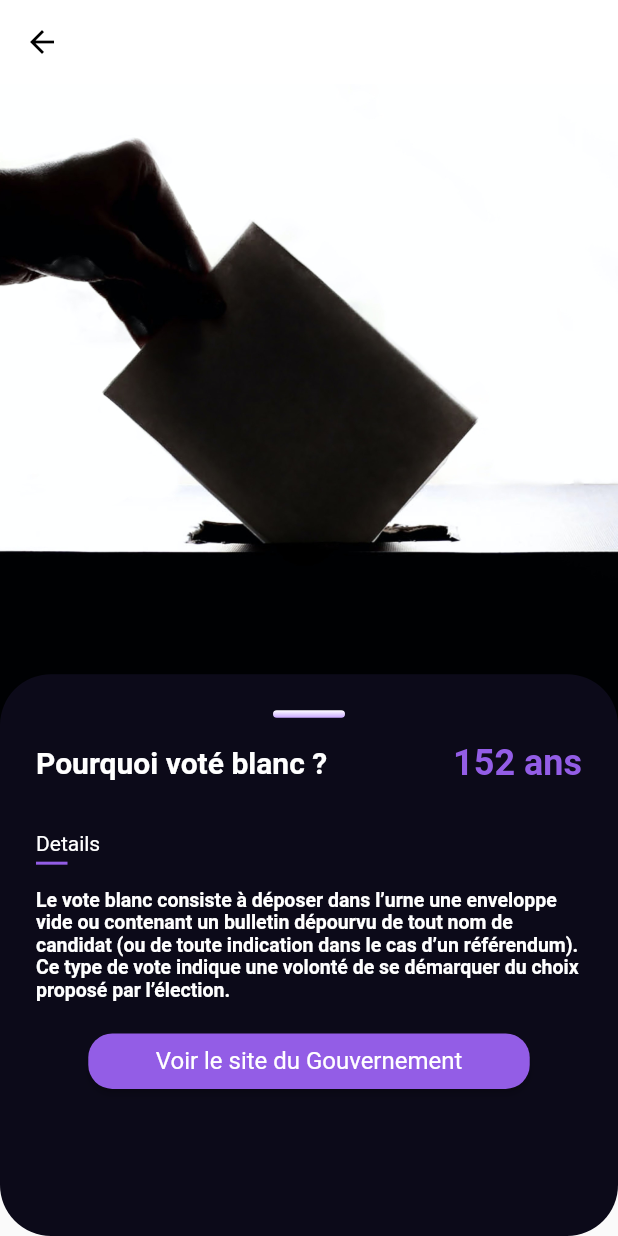
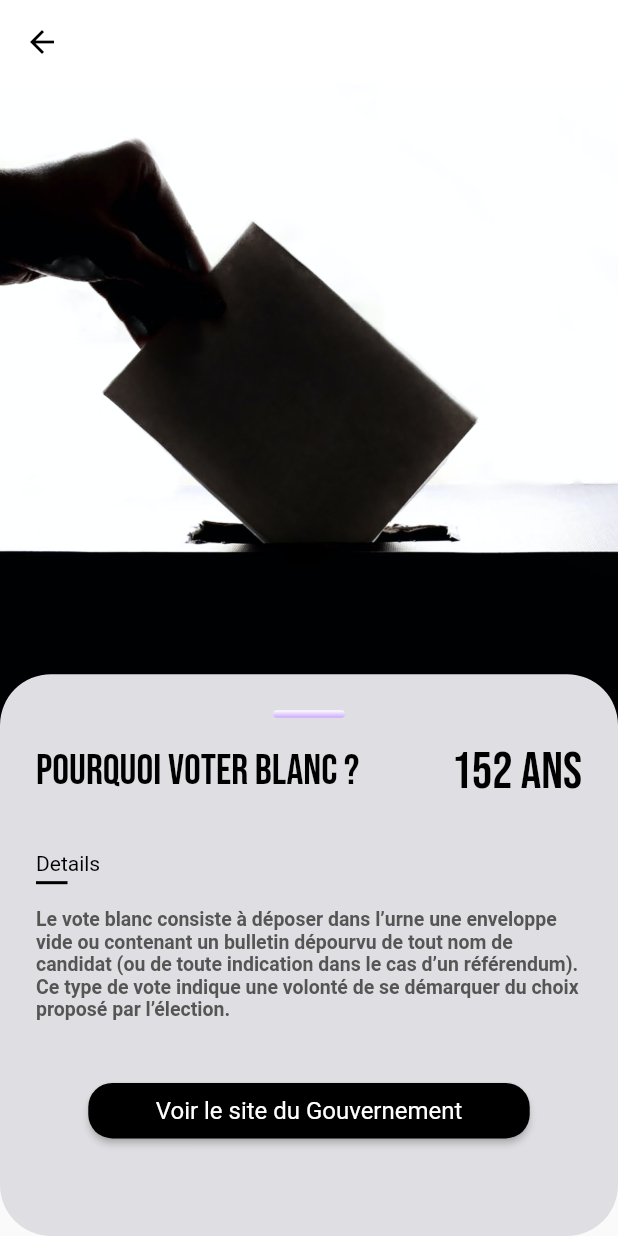
Before and after one commit to valoup917/Vote.gouv, a Flutter app: the DetailScreen screen opened directly, on a phone screen of 412 x 824 dp. Run offline on Flutter 3.47's test engine with Material 2 defaults, Android fonts, the phone set to English and light mode, and no system bars; our stand-ins replace blur, google_fonts, hive, local_auth, lottie, syncfusion_flutter_charts; missing offline and left inert: flutter_web3; accounts and stored records are empty.

Commit message:
[ADD] front vote blanc

```diff
--- a/vote_gouv/lib/pages/home_page.dart
+++ b/vote_gouv/lib/pages/home_page.dart
@@ -197,7 +197,7 @@ class _ListCandidateState extends State<ListCandidate> {
             ),
             const SizedBox(height: 25),
             MyBlankCard(
-                    name: 'Pourquoi Voté blanc ?',
+                    name: 'Pourquoi Voter blanc ?',
                     onTap: () {
                       Navigator.push(
                           context,
@@ -205,6 +205,8 @@ class _ListCandidateState extends State<ListCandidate> {
                               builder: (context) =>
                                   const DetailScreen()));
                     }),
+
+
             for (int i = 0; i < listCard.length; i++)
               listCard.elementAt(i),
           ],
--- a/vote_gouv/lib/widget/card_info.dart
+++ b/vote_gouv/lib/widget/card_info.dart
@@ -72,13 +72,13 @@ class MyBlankCard extends StatelessWidget {
               height: 180,
               fit: BoxFit.cover,
               colorFilter: const ColorFilter.mode(
-                  Color.fromARGB(255, 222, 222, 222), BlendMode.srcOver)),
+                  Color.fromARGB(255, 233, 226, 226), BlendMode.srcOver)),
           Text(
             name,
             style: GoogleFonts.bebasNeue(
               textStyle: const TextStyle(
                 fontSize: 34,
-                color: Colors.white,
+                color: Color.fromARGB(255, 12, 11, 11),
               ),
             ),
           ),
--- a/vote_gouv/lib/widget/detail_page.dart
+++ b/vote_gouv/lib/widget/detail_page.dart
@@ -1,5 +1,7 @@
 import 'package:flutter/material.dart';
 import 'package:flutter/widgets.dart';
+import 'package:google_fonts/google_fonts.dart';
+import 'package:url_launcher/url_launcher.dart';
 import 'package:vote_gouv/constants/colors.dart';
 import 'package:vote_gouv/constants/style.dart';
 
@@ -15,7 +17,7 @@ class DetailScreen extends StatelessWidget {
         iconTheme: const IconThemeData(
           color: Colors.black, //change your color here
         ),
-        backgroundColor: const Color.fromRGBO(255, 255, 255, 1),
+        backgroundColor: Color.fromARGB(255, 255, 255, 255),
         elevation: 0.0,
       ),
       body: Stack(
@@ -39,7 +41,7 @@ class DetailScreen extends StatelessWidget {
                 height: size.height / 2.2,
                 width: size.width,
                 decoration: BoxDecoration(
-                  color: AppColor.secondary,
+                  color: Color.fromARGB(255, 223, 222, 226),
                   borderRadius: BorderRadius.circular(34),
                 ),
                 child: Padding(
@@ -73,17 +75,18 @@ class DetailScreen extends StatelessWidget {
                       const Text(
                         'Le vote blanc consiste à déposer dans l’urne une enveloppe vide ou contenant un bulletin dépourvu de tout nom de candidat (ou de toute indication dans le cas d’un référendum). Ce type de vote indique une volonté de se démarquer du choix proposé par l’élection.',
                         style: TextStyle(
-                          color: Colors.white,
+                          color: Color.fromARGB(255, 85, 85, 85),
                           fontSize: 13,
                           fontWeight: FontWeight.bold,
                         ),
                       ),
+                      const SizedBox(height: 20,),
                       const Spacing(),
                       Center(
                           child: ElevatedButton(
                               style: ButtonStyle(
                                   backgroundColor: MaterialStateProperty.all(
-                                      AppColor.primary),
+                                      Color.fromARGB(255, 0, 0, 0)),
                                   shape: MaterialStateProperty.all(
                                       RoundedRectangleBorder(
                                           borderRadius:
@@ -91,11 +94,11 @@ class DetailScreen extends StatelessWidget {
                                   minimumSize: MaterialStateProperty.all(
                                       Size(size.width / 1.4, 37))),
                               onPressed: () async {
-                                /*if (await canLaunch(url)){
+                                if (await canLaunch(url)){
                                   await launch(url);
                                 } else {
                                   throw 'Could not launch $url';
-                                }*/
+                                }
                               },
                               child: Text('Voir le site du Gouvernement',
                                   style: AppStyle.h3
@@ -128,7 +131,7 @@ class TabTitle extends StatelessWidget {
         Column(crossAxisAlignment: CrossAxisAlignment.start, children: [
           Text(
             label,
-            style: AppStyle.text.copyWith(color: Colors.white),
+            style: AppStyle.text.copyWith(color: Color.fromARGB(255, 0, 0, 0)),
           ),
           const SizedBox(
             height: 4,
@@ -137,7 +140,7 @@ class TabTitle extends StatelessWidget {
             Container(
               width: 21,
               height: 2,
-              decoration: const BoxDecoration(color: AppColor.primary),
+              decoration: const BoxDecoration(color: Color.fromARGB(255, 0, 0, 0)),
             )
         ])
       ],
@@ -197,11 +200,11 @@ class RectButton extends StatelessWidget {
       width: 32,
       decoration: BoxDecoration(
           borderRadius: BorderRadius.circular(9),
-          border: Border.all(color: AppColor.primary)),
+          border: Border.all(color: Color.fromARGB(255, 0, 0, 0))),
       child: Center(
           child: Text(
         label,
-        style: AppStyle.text.copyWith(color: Colors.white),
+        style: AppStyle.text.copyWith(color: Color.fromARGB(255, 0, 0, 0)),
       )),
     );
   }
@@ -218,18 +221,23 @@ class NameOfCandidate extends StatelessWidget {
       mainAxisSize: MainAxisSize.max,
       mainAxisAlignment: MainAxisAlignment.spaceBetween,
       children: [
-        const Text(
-          'Pourquoi voté blanc ?',
-          style: TextStyle(
-            color: Colors.white,
-            fontWeight: FontWeight.bold,
-            fontSize: 20,
+        Text(
+          'Pourquoi voter blanc ?',
+          style: GoogleFonts.bebasNeue(
+            textStyle: const TextStyle(
+            color: Color.fromARGB(255, 0, 0, 0),
+            fontSize: 28,
+            )
           ),
         ),
         Text(
           '152 ans',
-          style: AppStyle.h2
-              .copyWith(color: AppColor.primary, fontWeight: FontWeight.w600),
+          style: GoogleFonts.bebasNeue(
+            textStyle: const TextStyle(
+            color: Color.fromARGB(255, 0, 0, 0),
+            fontSize: 34,
+            )
+          ),
         ),
       ],
     );
--- a/vote_gouv/pubspec.yaml
+++ b/vote_gouv/pubspec.yaml
@@ -46,6 +46,7 @@ dependencies:
   local_auth: ^2.0.1
   flutter_web3: ^2.1.9
   provider: ^6.0.2
+  url_launcher: ^5.2.7
 
 
 dev_dependencies:
@@ -88,7 +89,6 @@ flutter:
      - assets/images/européennes.jpg
      - assets/images/municipales.jpg
      - assets/images/white.jpg
-     - assets/images/voteblanc.jpeg
      - assets/images/vote_blanc.jpg
   #   - images/a_dot_ham.jpeg
 
```
Also changed, not shown: vote_gouv/assets/images/voteblanc.jpeg (deleted), vote_gouv/pubspec.lock.
